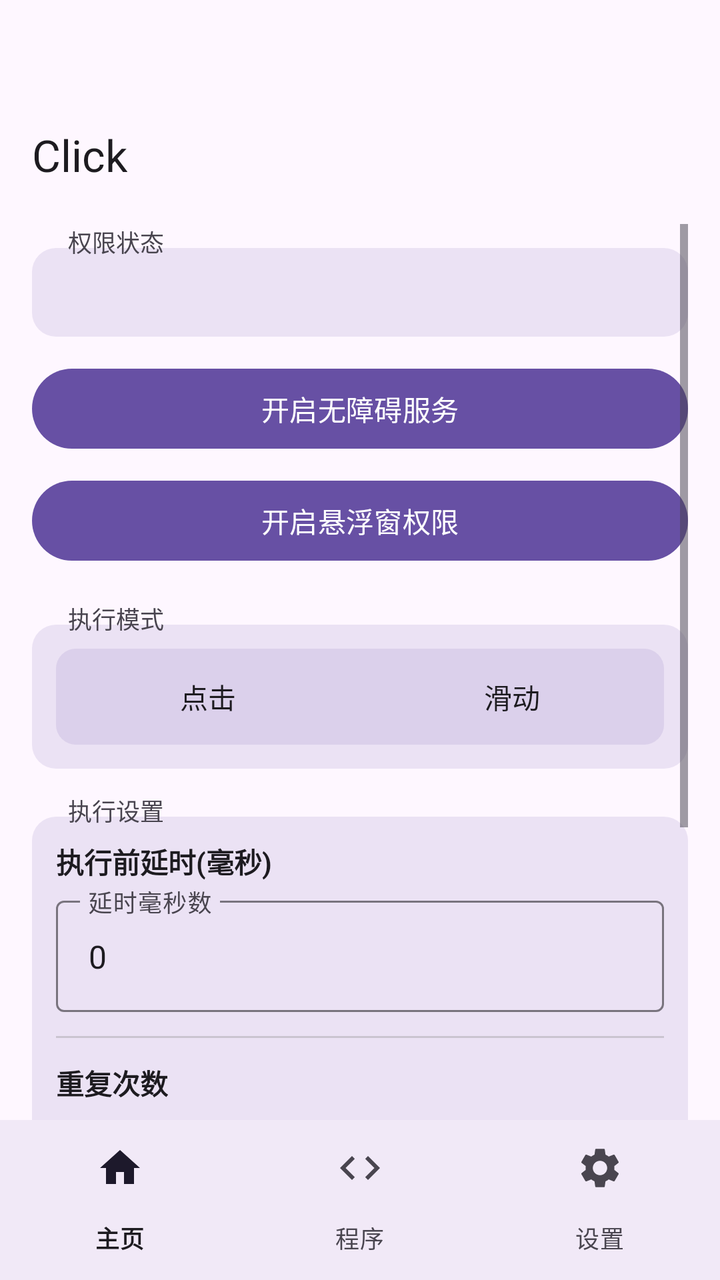
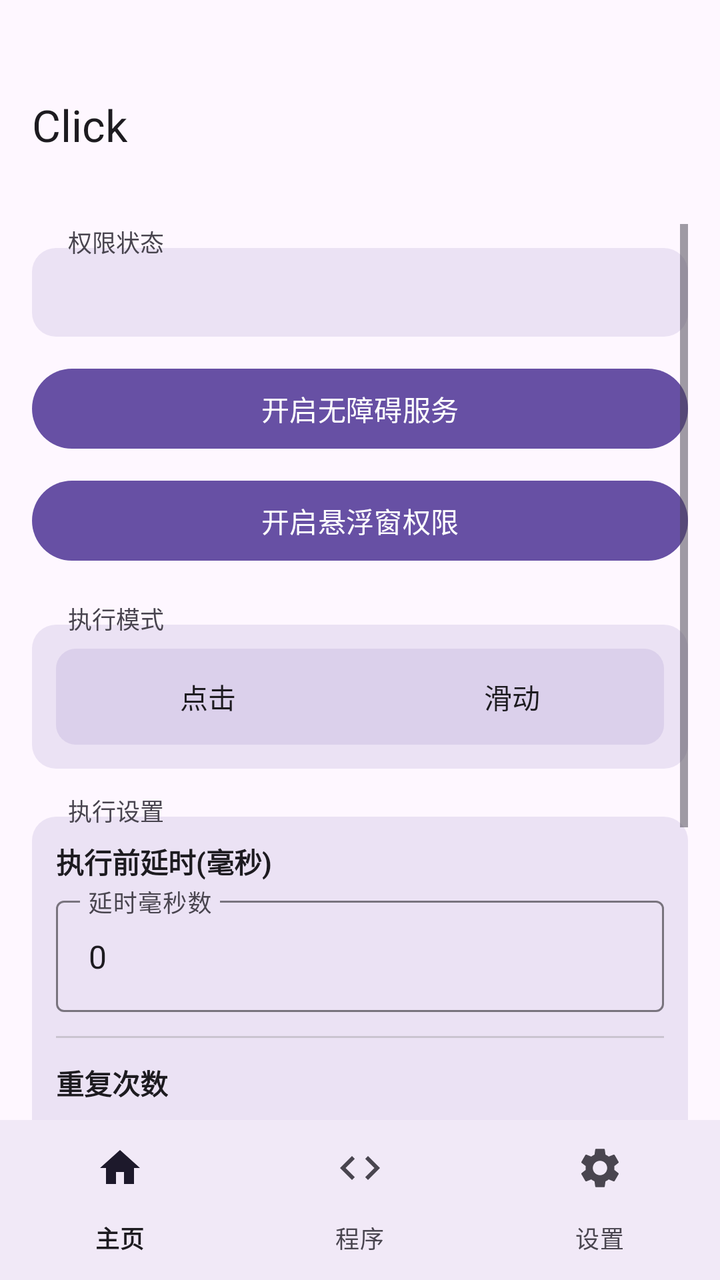

The first picture is an Android layout as it rendered before a commit; the second is the same layout after the commit. The layout source and the unified diff follow.
<!-- AndroidManifest.xml: activity theme Theme.Click -->
<!-- res/layout/activity_main.xml -->
<?xml version="1.0" encoding="utf-8"?>
<LinearLayout xmlns:android="http://schemas.android.com/apk/res/android"
    xmlns:app="http://schemas.android.com/apk/res-auto"
    android:layout_width="match_parent"
    android:layout_height="match_parent"
    android:fitsSystemWindows="false"
    android:orientation="vertical">

    
    <com.google.android.material.appbar.MaterialToolbar
        android:id="@+id/toolbar"
        android:layout_width="match_parent"
        android:layout_height="96dp"
        android:paddingTop="0dp"
        android:gravity="bottom"
        android:background="?attr/colorSurface"
        app:title="Click"
        app:titleTextColor="?attr/colorOnSurface" />

    
    <ScrollView
        android:id="@+id/home_content"
        android:layout_width="match_parent"
        android:layout_height="0dp"
        android:layout_weight="1"
        android:clipToPadding="false"
        android:paddingBottom="16dp"
        android:paddingHorizontal="16dp"
        android:paddingTop="16dp">

        <LinearLayout
            android:layout_width="match_parent"
            android:layout_height="wrap_content"
            android:orientation="vertical">

            
            <TextView
                android:layout_width="wrap_content"
                android:layout_height="wrap_content"
                android:text="权限状态"
                android:textSize="12sp"
                android:textColor="?attr/colorOnSurfaceVariant"
                android:background="@android:color/transparent"
                android:paddingHorizontal="6dp"
                android:layout_marginStart="12dp"
                android:layout_marginBottom="-6dp"
                android:elevation="2dp" />

            
            <LinearLayout
                android:layout_width="match_parent"
                android:layout_height="wrap_content"
                android:orientation="vertical"
                android:background="@drawable/section_border"
                android:padding="12dp">

                <TextView
                    android:id="@+id/statusText"
                    android:layout_width="match_parent"
                    android:layout_height="wrap_content"
                    android:gravity="start"
                    android:textSize="15sp"
                    android:textStyle="bold"
                    android:textColor="?attr/colorOnSurface" />
            </LinearLayout>

            <Button
                android:id="@+id/btnEnableService"
                android:layout_width="match_parent"
                android:layout_height="wrap_content"
                android:layout_marginTop="12dp"
                android:text="开启无障碍服务" />

            <Button
                android:id="@+id/btnEnableOverlay"
                android:layout_width="match_parent"
                android:layout_height="wrap_content"
                android:layout_marginTop="8dp"
                android:text="开启悬浮窗权限" />

            
            <TextView
                android:layout_width="wrap_content"
                android:layout_height="wrap_content"
                android:layout_marginTop="16dp"
                android:text="执行模式"
                android:textSize="12sp"
                android:textColor="?attr/colorOnSurfaceVariant"
                android:background="@android:color/transparent"
                android:paddingHorizontal="6dp"
                android:layout_marginStart="12dp"
                android:layout_marginBottom="-6dp"
                android:elevation="2dp" />

            
            <LinearLayout
                android:layout_width="match_parent"
                android:layout_height="wrap_content"
                android:orientation="vertical"
                android:background="@drawable/section_border"
                android:padding="12dp">

                <FrameLayout
                    android:layout_width="match_parent"
                    android:layout_height="wrap_content"
                    android:background="@drawable/segment_bg">

                    <View
                        android:id="@+id/modeIndicator"
                        android:layout_width="0dp"
                        android:layout_height="36dp"
                        android:layout_gravity="center_vertical"
                        android:layout_marginStart="4dp"
                        android:background="@drawable/segment_selected" />

                    <LinearLayout
                        android:layout_width="match_parent"
                        android:layout_height="wrap_content"
                        android:orientation="horizontal">

                        <Button
                            android:id="@+id/radioClick"
                            android:layout_width="0dp"
                            android:layout_height="wrap_content"
                            android:layout_weight="1"
                            android:text="点击"
                            android:background="@android:color/transparent"
                            android:textColor="@color/btn_text_selector" />

                        <Button
                            android:id="@+id/radioSwipe"
                            android:layout_width="0dp"
                            android:layout_height="wrap_content"
                            android:layout_weight="1"
                            android:text="滑动"
                            android:background="@android:color/transparent"
                            android:textColor="@color/btn_text_selector" />
                    </LinearLayout>
                </FrameLayout>

                <LinearLayout
                    android:id="@+id/swipeParams"
                    android:layout_width="match_parent"
                    android:layout_height="wrap_content"
                    android:orientation="vertical"
                    android:visibility="gone"
                    android:layout_marginTop="12dp">

                    <View
                        android:layout_width="match_parent"
                        android:layout_height="1dp"
                        android:background="?attr/colorOutlineVariant" />

                    <TextView
                        android:layout_width="wrap_content"
                        android:layout_height="wrap_content"
                        android:layout_marginTop="12dp"
                        android:text="滑动方式"
                        android:textSize="13sp"
                        android:textStyle="bold"
                        android:textColor="?attr/colorOnSurface" />

                    <FrameLayout
                        android:layout_width="match_parent"
                        android:layout_height="wrap_content"
                        android:layout_marginTop="8dp"
                        android:background="@drawable/segment_bg">

                        <View
                            android:id="@+id/swipeMethodIndicator"
                            android:layout_width="0dp"
                            android:layout_height="36dp"
                            android:layout_gravity="center_vertical"
                            android:layout_marginStart="4dp"
                            android:background="@drawable/segment_selected" />

                        <LinearLayout
                            android:layout_width="match_parent"
                            android:layout_height="wrap_content"
                            android:orientation="horizontal">

                            <Button
                                android:id="@+id/radioSwipeManual"
                                android:layout_width="0dp"
                                android:layout_height="wrap_content"
                                android:layout_weight="1"
                                android:text="手动参数"
                                android:background="@android:color/transparent"
                                android:textColor="@color/btn_text_selector" />

                            <Button
                                android:id="@+id/radioSwipeGesture"
                                android:layout_width="0dp"
                                android:layout_height="wrap_content"
                                android:layout_weight="1"
                                android:text="手势录制"
                                android:background="@android:color/transparent"
                                android:textColor="@color/btn_text_selector" />
                        </LinearLayout>
                    </FrameLayout>

                    <LinearLayout
                        android:id="@+id/manualSwipeParams"
                        android:layout_width="match_parent"
                        android:layout_height="wrap_content"
                        android:orientation="vertical"
                        android:layout_marginTop="12dp">

                        <TextView
                            android:layout_width="wrap_content"
                            android:layout_height="wrap_content"
                            android:text="起点"
                            android:textSize="13sp"
                            android:textColor="?attr/colorPrimary" />

                        <LinearLayout
                            android:layout_width="match_parent"
                            android:layout_height="wrap_content"
                            android:layout_marginTop="4dp"
                            android:orientation="horizontal">

                            <com.google.android.material.textfield.TextInputLayout
                                android:layout_width="0dp"
                                android:layout_height="wrap_content"
                                android:layout_weight="1"
                                android:layout_marginEnd="4dp"
                                android:hint="起点 X (横向坐标)"
                                style="@style/Widget.Material3.TextInputLayout.OutlinedBox">

                                <com.google.android.material.textfield.TextInputEditText
                                    android:id="@+id/inputSwipeX1"
                                    android:layout_width="match_parent"
                                    android:layout_height="wrap_content"
                                    android:inputType="numberDecimal" />
                            </com.google.android.material.textfield.TextInputLayout>

                            <com.google.android.material.textfield.TextInputLayout
                                android:layout_width="0dp"
                                android:layout_height="wrap_content"
                                android:layout_weight="1"
                                android:layout_marginStart="4dp"
                                android:hint="起点 Y (纵向坐标)"
                                style="@style/Widget.Material3.TextInputLayout.OutlinedBox">

                                <com.google.android.material.textfield.TextInputEditText
                                    android:id="@+id/inputSwipeY1"
                                    android:layout_width="match_parent"
                                    android:layout_height="wrap_content"
                                    android:inputType="numberDecimal" />
                            </com.google.android.material.textfield.TextInputLayout>
                        </LinearLayout>

                        <TextView
                            android:layout_width="wrap_content"
                            android:layout_height="wrap_content"
                            android:layout_marginTop="8dp"
                            android:text="终点"
                            android:textSize="13sp"
                            android:textColor="?attr/colorPrimary" />

                        <LinearLayout
                            android:layout_width="match_parent"
                            android:layout_height="wrap_content"
                            android:layout_marginTop="4dp"
                            android:orientation="horizontal">

                            <com.google.android.material.textfield.TextInputLayout
                                android:layout_width="0dp"
                                android:layout_height="wrap_content"
                                android:layout_weight="1"
                                android:layout_marginEnd="4dp"
                                android:hint="终点 X (横向坐标)"
                                style="@style/Widget.Material3.TextInputLayout.OutlinedBox">

                                <com.google.android.material.textfield.TextInputEditText
                                    android:id="@+id/inputSwipeX2"
                                    android:layout_width="match_parent"
                                    android:layout_height="wrap_content"
                                    android:inputType="numberDecimal" />
                            </com.google.android.material.textfield.TextInputLayout>

                            <com.google.android.material.textfield.TextInputLayout
                                android:layout_width="0dp"
                                android:layout_height="wrap_content"
                                android:layout_weight="1"
                                android:layout_marginStart="4dp"
                                android:hint="终点 Y (纵向坐标)"
                                style="@style/Widget.Material3.TextInputLayout.OutlinedBox">

                                <com.google.android.material.textfield.TextInputEditText
                                    android:id="@+id/inputSwipeY2"
                                    android:layout_width="match_parent"
                                    android:layout_height="wrap_content"
                                    android:inputType="numberDecimal" />
                            </com.google.android.material.textfield.TextInputLayout>
                        </LinearLayout>

                        <TextView
                            android:layout_width="wrap_content"
                            android:layout_height="wrap_content"
                            android:layout_marginTop="8dp"
                            android:text="时长"
                            android:textSize="13sp"
                            android:textColor="?attr/colorPrimary" />

                        <com.google.android.material.textfield.TextInputLayout
                            android:layout_width="match_parent"
                            android:layout_height="wrap_content"
                            android:layout_marginTop="4dp"
                            android:hint="滑动耗时(毫秒)"
                            style="@style/Widget.Material3.TextInputLayout.OutlinedBox">

                            <com.google.android.material.textfield.TextInputEditText
                                android:id="@+id/inputSwipeDuration"
                                android:layout_width="match_parent"
                                android:layout_height="wrap_content"
                                android:inputType="number" />
                        </com.google.android.material.textfield.TextInputLayout>
                    </LinearLayout>

                    <LinearLayout
                        android:id="@+id/gestureSwipeSection"
                        android:layout_width="match_parent"
                        android:layout_height="wrap_content"
                        android:orientation="vertical"
                        android:visibility="gone"
                        android:layout_marginTop="12dp">

                        <TextView
                            android:id="@+id/lblRecordedStatus"
                            android:layout_width="wrap_content"
                            android:layout_height="wrap_content"
                            android:text=""
                            android:textSize="13sp"
                            android:textColor="?attr/colorPrimary" />

                        <Button
                            android:id="@+id/btnRecordGesture"
                            android:layout_width="match_parent"
                            android:layout_height="wrap_content"
                            android:layout_marginTop="8dp"
                            android:text="录制手势 (在屏幕上滑动)" />
                    </LinearLayout>
                </LinearLayout>
            </LinearLayout>

            
            <TextView
                android:layout_width="wrap_content"
                android:layout_height="wrap_content"
                android:layout_marginTop="12dp"
                android:text="执行设置"
                android:textSize="12sp"
                android:textColor="?attr/colorOnSurfaceVariant"
                android:background="@android:color/transparent"
                android:paddingHorizontal="6dp"
                android:layout_marginStart="12dp"
                android:layout_marginBottom="-6dp"
                android:elevation="2dp" />

            
            <LinearLayout
                android:layout_width="match_parent"
                android:layout_height="wrap_content"
                android:orientation="vertical"
                android:background="@drawable/section_border"
                android:padding="12dp">

                <TextView
                    android:layout_width="wrap_content"
                    android:layout_height="wrap_content"
                    android:text="执行前延时(毫秒)"
                    android:textSize="14sp"
                    android:textStyle="bold"
                    android:textColor="?attr/colorOnSurface" />

                <com.google.android.material.textfield.TextInputLayout
                    android:layout_width="match_parent"
                    android:layout_height="wrap_content"
                    android:layout_marginTop="4dp"
                    android:hint="延时毫秒数"
                    style="@style/Widget.Material3.TextInputLayout.OutlinedBox">

                    <com.google.android.material.textfield.TextInputEditText
                        android:id="@+id/inputDelay"
                        android:layout_width="match_parent"
                        android:layout_height="wrap_content"
                        android:inputType="number"
                        android:text="0" />
                </com.google.android.material.textfield.TextInputLayout>

                <View
                    android:layout_width="match_parent"
                    android:layout_height="1dp"
                    android:layout_marginTop="12dp"
                    android:background="?attr/colorOutlineVariant" />

                <TextView
                    android:layout_width="wrap_content"
                    android:layout_height="wrap_content"
                    android:layout_marginTop="12dp"
                    android:text="重复次数"
                    android:textSize="14sp"
                    android:textStyle="bold"
                    android:textColor="?attr/colorOnSurface" />

                <LinearLayout
                    android:layout_width="match_parent"
                    android:layout_height="wrap_content"
                    android:layout_marginTop="8dp"
                    android:orientation="horizontal"
                    android:gravity="center_vertical">

                    <com.google.android.material.textfield.TextInputLayout
                        android:layout_width="0dp"
                        android:layout_height="wrap_content"
                        android:layout_weight="1"
                        android:hint="次数"
                        style="@style/Widget.Material3.TextInputLayout.OutlinedBox">

                        <com.google.android.material.textfield.TextInputEditText
                            android:id="@+id/inputRepeat"
                            android:layout_width="match_parent"
                            android:layout_height="wrap_content"
                            android:inputType="number"
                            android:text="1" />
                    </com.google.android.material.textfield.TextInputLayout>

                    <com.google.android.material.materialswitch.MaterialSwitch
                        android:id="@+id/checkInfinite"
                        android:layout_width="wrap_content"
                        android:layout_height="wrap_content"
                        android:layout_marginStart="12dp"
                        android:text="无限循环" />
                </LinearLayout>
            </LinearLayout>

            <FrameLayout
                android:layout_width="match_parent"
                android:layout_height="wrap_content"
                android:layout_marginTop="24dp">

                <Button
                    android:id="@+id/btnStartFloating"
                    android:layout_width="match_parent"
                    android:layout_height="wrap_content"
                    android:text="启动悬浮球"
                    android:enabled="false" />

                <View
                    android:id="@+id/btnStartOverlay"
                    android:layout_width="match_parent"
                    android:layout_height="match_parent"
                    android:background="@android:color/transparent"
                    android:clickable="true"
                    android:visibility="gone" />
            </FrameLayout>

            <Button
                android:id="@+id/btnStopFloating"
                android:layout_width="match_parent"
                android:layout_height="wrap_content"
                android:layout_marginTop="8dp"
                android:text="停止悬浮球"
                android:enabled="false" />

        </LinearLayout>
    </ScrollView>

    
    <LinearLayout
        android:id="@+id/program_page"
        android:layout_width="match_parent"
        android:layout_height="0dp"
        android:layout_weight="1"
        android:orientation="vertical"
        android:gravity="center"
        android:visibility="gone" />

    
    <LinearLayout
        android:id="@+id/settings_page"
        android:layout_width="match_parent"
        android:layout_height="0dp"
        android:layout_weight="1"
        android:orientation="vertical"
        android:gravity="center"
        android:visibility="gone" />

    
    <com.google.android.material.bottomnavigation.BottomNavigationView
        android:id="@+id/bottom_navigation"
        android:layout_width="match_parent"
        android:layout_height="wrap_content"
        android:background="?attr/colorSurface"
        app:labelVisibilityMode="labeled"
        app:menu="@menu/bottom_nav_menu" />

</LinearLayout>
<!-- resources referenced by this layout -->
<resources>
  <!-- drawable section_border (drawable) -->
  <?xml version="1.0" encoding="utf-8"?>
  <shape xmlns:android="http://schemas.android.com/apk/res/android"
      android:shape="rectangle">
      <solid android:color="@color/section_background" />
      <corners android:radius="12dp" />
  </shape>
  <!-- drawable segment_bg (drawable) -->
  <?xml version="1.0" encoding="utf-8"?>
  <shape xmlns:android="http://schemas.android.com/apk/res/android"
      android:shape="rectangle">
      <solid android:color="#206750A4" />
      <corners android:radius="10dp" />
  </shape>
  <!-- drawable segment_selected (drawable) -->
  <?xml version="1.0" encoding="utf-8"?>
  <shape xmlns:android="http://schemas.android.com/apk/res/android"
      android:shape="rectangle">
      <solid android:color="@color/md_theme_primary" />
      <corners android:radius="8dp" />
  </shape>
  <style name="Theme.Click" parent="Theme.Material3.DayNight.NoActionBar">
          <item name="colorPrimary">@color/md_theme_primary</item>
          <item name="colorOnPrimary">@color/md_theme_onPrimary</item>
          <item name="colorPrimaryContainer">@color/md_theme_primaryContainer</item>
          <item name="colorOnPrimaryContainer">@color/md_theme_onPrimaryContainer</item>
          <item name="colorSecondary">@color/md_theme_secondary</item>
          <item name="colorOnSecondary">@color/md_theme_onSecondary</item>
          <item name="colorSecondaryContainer">@color/md_theme_secondaryContainer</item>
          <item name="colorOnSecondaryContainer">@color/md_theme_onSecondaryContainer</item>
          <item name="android:colorBackground">@color/md_theme_background</item>
          <item name="colorOnBackground">@color/md_theme_onBackground</item>
          <item name="colorSurface">@color/md_theme_surface</item>
          <item name="colorOnSurface">@color/md_theme_onSurface</item>
          <item name="colorSurfaceVariant">@color/md_theme_surfaceVariant</item>
          <item name="colorOnSurfaceVariant">@color/md_theme_onSurfaceVariant</item>
          <item name="colorOutline">@color/md_theme_outline</item>
          <item name="colorOutlineVariant">@color/md_theme_outlineVariant</item>
          <item name="android:statusBarColor">@color/md_theme_surface</item>
          <item name="android:navigationBarColor">@android:color/transparent</item>
          <item name="android:windowLightStatusBar">true</item>
          <item name="android:windowLightNavigationBar">true</item>
          <item name="android:windowBackground">@color/md_theme_background</item>
          
          <item name="android:windowSplashScreenBackground">@color/md_theme_background</item>
          <item name="android:windowSplashScreenAnimatedIcon">@drawable/splash_icon</item>
      </style>
  <color name="section_background">#206750A4</color>
  <color name="md_theme_primary">#6750A4</color>
  <color name="md_theme_onPrimary">#FFFFFF</color>
  <color name="md_theme_primaryContainer">#EADDFF</color>
  <color name="md_theme_onPrimaryContainer">#21005D</color>
  <color name="md_theme_secondary">#625B71</color>
  <color name="md_theme_onSecondary">#FFFFFF</color>
  <color name="md_theme_secondaryContainer">#E8DEF8</color>
  <color name="md_theme_onSecondaryContainer">#1D192B</color>
  <color name="md_theme_background">#FEF7FF</color>
  <color name="md_theme_onBackground">#1D1B20</color>
  <color name="md_theme_surface">#FEF7FF</color>
  <color name="md_theme_onSurface">#1D1B20</color>
  <color name="md_theme_surfaceVariant">#E7E0EC</color>
  <color name="md_theme_onSurfaceVariant">#49454F</color>
  <color name="md_theme_outline">#79747E</color>
  <color name="md_theme_outlineVariant">#CAC4D0</color>
  <!-- drawable splash_icon: png bitmap (drawable, 131094 bytes) -->
</resources>

<!-- the commit's change to res/layout/activity_main.xml (unified diff, before → after) -->
@@ -11,7 +11,7 @@
         android:id="@+id/toolbar"
         android:layout_width="match_parent"
         android:layout_height="96dp"
-        android:paddingTop="0dp"
+        android:paddingBottom="15dp"
         android:gravity="bottom"
         android:background="?attr/colorSurface"
         app:title="Click"
